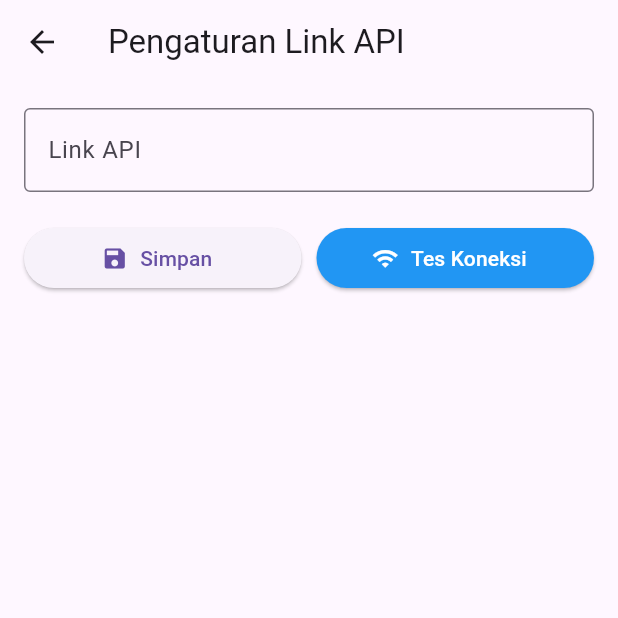
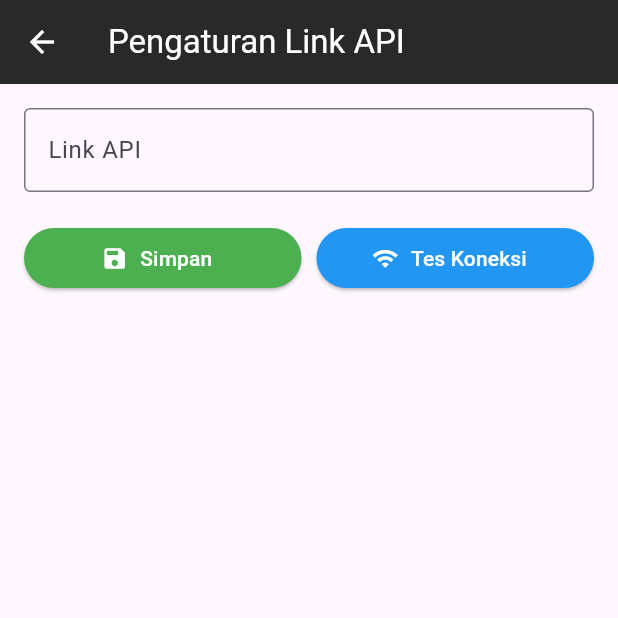
Before and after one commit to jaya-code/app_wbs_mart, a Flutter app: the PengaturanPage screen opened by its route, on a phone screen of 412 x 824 dp, the top half of it. Run offline on Flutter 3.47's test engine with Material 3 defaults, Android fonts, the phone set to English and light mode, and no system bars; our stand-ins replace shared_preferences; missing offline and left inert: mobile_scanner; accounts and stored records are empty.

Commit message:
perbaikan warna

```diff
--- a/lib/pengaturan_page.dart
+++ b/lib/pengaturan_page.dart
@@ -66,7 +66,11 @@ class _PengaturanPageState extends State<PengaturanPage> {
   @override
   Widget build(BuildContext context) {
     return Scaffold(
-      appBar: AppBar(title: const Text('Pengaturan Link API')),
+      appBar: AppBar(
+        title: const Text('Pengaturan Link API'),
+        backgroundColor: Color.fromARGB(255, 41, 41, 41),
+        foregroundColor: Colors.white,
+      ),
       body: Padding(
         padding: const EdgeInsets.all(16),
         child: Column(
@@ -86,6 +90,10 @@ class _PengaturanPageState extends State<PengaturanPage> {
                     onPressed: _saveLink,
                     icon: const Icon(Icons.save),
                     label: const Text('Simpan'),
+                    style: ElevatedButton.styleFrom(
+                      backgroundColor: Colors.green,
+                      foregroundColor: Colors.white,
+                    ),
                   ),
                 ),
                 const SizedBox(width: 10),
--- a/lib/scan_page.dart
+++ b/lib/scan_page.dart
@@ -86,7 +86,11 @@ class _ScanPageState extends State<ScanPage> {
   @override
   Widget build(BuildContext context) {
     return Scaffold(
-      appBar: AppBar(title: const Text('Scan Stok Opname')),
+      appBar: AppBar(
+        title: const Text('Scan Stok Opname'),
+        backgroundColor: Color.fromARGB(255, 41, 41, 41),
+        foregroundColor: Colors.white,
+      ),
       body: Column(
         children: [
           Expanded(
```
Also changed, not shown: lib/main.dart (+6 -2 lines).
